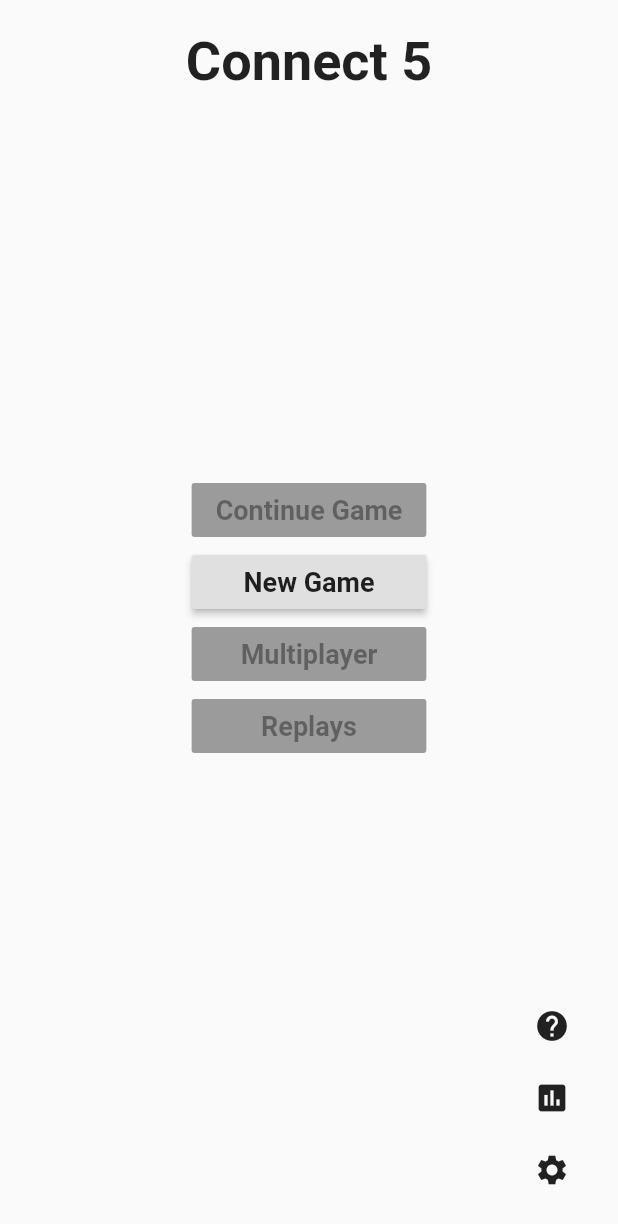
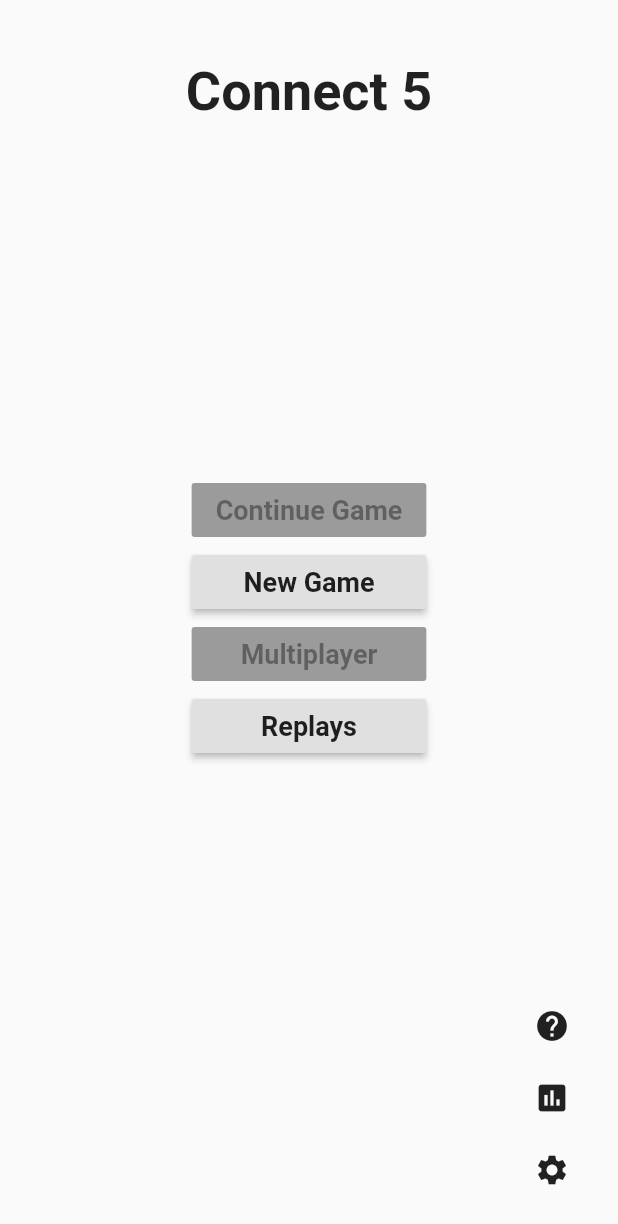
Before and after one commit to PeterKeDer/connect-5-flutter, a Flutter app: the screen it shows after launch, on a phone screen of 412 x 824 dp. Shown: the top 1224 px of the screen. Run offline on Flutter 3.47's test engine with Material 2 defaults, Android fonts, the phone set to English and light mode, and no system bars.

Commit message:
Save finished games as replay

```diff
--- a/lib/components/board_spot_painter.dart
+++ b/lib/components/board_spot_painter.dart
@@ -29,6 +29,12 @@ class BoardSpotPainter extends ChangeNotifier {
   void addPieceAnimated(Side side) {
     _pieceSide = side;
     _animatePiece(1);
+  }
+
+  void addPiece(Side side) {
+    _pieceSide = side;
+    _pieceProgress = 1;
+    notifyListeners();
   }
 
   void removePieceAnimated() => _animatePiece(0);
--- a/lib/controllers/game_controller.dart
+++ b/lib/controllers/game_controller.dart
@@ -13,6 +13,11 @@ abstract class GameController extends ChangeNotifier {
   void tap(Point point);
   void undo();
   void moveBoard();
+
+  VoidCallback gameEventListener;
+  void onGameEvent(VoidCallback listener) {
+    gameEventListener = listener;
+  }
 }
 
 mixin BoardSpotPaintersMixin on GameController {
--- a/lib/controllers/local_bot.dart
+++ b/lib/controllers/local_bot.dart
@@ -75,6 +75,7 @@ class LocalBotGameController extends GameController with BoardSpotPaintersMixin
         highlightPoints(winner.points);
       }
 
+      gameEventListener();
       notifyListeners();
 
       if (game.currentSide == botSide && !game.isFinished) {
--- a/lib/controllers/local_two_player.dart
+++ b/lib/controllers/local_two_player.dart
@@ -41,6 +41,7 @@ class LocalTwoPlayerGameController extends GameController with BoardSpotPainters
         highlightPoints(winner.points);
       }
 
+      gameEventListener();
       notifyListeners();
 
     } on GameError catch (error) {
@@ -59,6 +60,7 @@ class LocalTwoPlayerGameController extends GameController with BoardSpotPainters
   void undo() {
     try {
       game.undoStep();
+      gameEventListener();
       notifyListeners();
 
     } on GameError catch (error) {
--- a/lib/main.dart
+++ b/lib/main.dart
@@ -1,13 +1,17 @@
 import 'package:connect_5/helpers/storage_manager.dart';
 import 'package:connect_5/pages/start_page.dart';
 import 'package:flutter/material.dart';
+import 'package:flutter/services.dart';
 import 'package:provider/provider.dart';
+
 
 void main() => runApp(Connect5App());
 
 class Connect5App extends StatelessWidget {
   @override
   Widget build(BuildContext context) {
+    SystemChrome.setEnabledSystemUIOverlays([]);
+
     return ChangeNotifierProvider<GameStorageManager>.value(
       value: GameStorageManager(),
       child: MaterialApp(
--- a/lib/models/game.dart
+++ b/lib/models/game.dart
@@ -110,7 +110,7 @@ class Game {
   );
 
   /// Get GameData from game
-  GameData getGameData(GameMode gameMode) => GameData(board.size, initialSide, steps, gameMode);
+  GameData getGameData(GameMode gameMode) => GameData(board.size, initialSide, steps, gameMode, winner?.side);
 
   /// Add a step, throws spotTaken error if spot is not empty
   void addStep(Point point, {bool addToSteps = true}) {
--- a/lib/models/game_mode.dart
+++ b/lib/models/game_mode.dart
@@ -4,7 +4,7 @@ enum GameMode {
   twoPlayers, blackBot, whiteBot
 }
 
-const GAME_MODES = [
+const LOCAL_GAME_MODES = [
   GameMode.twoPlayers,
   GameMode.blackBot,
   GameMode.whiteBot
--- a/lib/models/storable_games.dart
+++ b/lib/models/storable_games.dart
@@ -6,14 +6,16 @@ class GameData {
   Side initialSide;
   List<Point> steps;
   GameMode gameMode;
+  Side winner;
 
-  GameData(this.boardSize, this.initialSide, this.steps, this.gameMode);
+  GameData(this.boardSize, this.initialSide, this.steps, this.gameMode, this.winner);
 
   GameData.fromJson(Map<String, dynamic> json)
     : boardSize = json['boardSize'],
       initialSide = sideFromString(json['initialSide']),
       steps = List<Point>.from(json['steps'].map((point) => Point(point['x'], point['y']))),
-      gameMode = gameModeFromString(json['gameMode']);
+      gameMode = gameModeFromString(json['gameMode']),
+      winner = json['winner'] != null ? sideFromString(json['winner']) : null;
 
   Map<String, dynamic> toJson() => {
     'boardSize': boardSize,
@@ -22,7 +24,8 @@ class GameData {
       'x': point.x,
       'y': point.y
     }).toList(),
-    'gameMode': gameMode.toString()
+    'gameMode': gameMode.toString(),
+    'winner': winner?.toString()
   };
 }
 
@@ -38,6 +41,6 @@ class StorableGames {
 
   Map<String, dynamic> toJson() => {
     'lastGame': lastGame?.toJson(),
-    'replays': replays.map((game) => game.toString()).toList()
+    'replays': replays.map((game) => game.toJson()).toList()
   };
 }
--- a/lib/pages/start_page.dart
+++ b/lib/pages/start_page.dart
@@ -3,6 +3,7 @@ import 'package:connect_5/helpers/storage_manager.dart';
 import 'package:connect_5/models/game.dart';
 import 'package:connect_5/models/game_mode.dart';
 import 'package:connect_5/pages/game_page.dart';
+import 'package:connect_5/pages/replays_page.dart';
 import 'package:flutter/material.dart';
 import 'package:provider/provider.dart';
 
@@ -34,7 +35,7 @@ class _StartPageState extends State<StartPage> {
   void _handleNewGameButtonPressed() {
     PopupActionSheet(
       title: 'Start New Game',
-      items: GAME_MODES.map((gameMode) => PopupActionSheetItem(
+      items: LOCAL_GAME_MODES.map((gameMode) => PopupActionSheetItem(
         leading: getIcon(gameMode),
         text: getString(gameMode),
         onTap: () => _startGame(gameMode)
@@ -42,12 +43,22 @@ class _StartPageState extends State<StartPage> {
     ).show(context);
   }
 
+  /// Start a game with game mode, and optionally game (null for create new game)
   void _startGame(GameMode gameMode, {Game game}) {
     Navigator.push(
       context,
       MaterialPageRoute(
         builder: (_) => GamePage(gameMode, game: game),
         fullscreenDialog: true, // Prevents swipe back
+      )
+    );
+  }
+
+  void _handleReplaysButtonPressed() {
+    Navigator.push(
+      context,
+      MaterialPageRoute(
+        builder: (_) => ReplaysPage()
       )
     );
   }
@@ -73,7 +84,7 @@ class _StartPageState extends State<StartPage> {
         child: Stack(
           children: <Widget>[
             Positioned(
-              top: 20,
+              top: 40,
               left: 0,
               right: 0,
               child: Text(
@@ -95,7 +106,7 @@ class _StartPageState extends State<StartPage> {
                       _buildButton('Continue Game', storageManger.games?.lastGame == null ? null : _handleContinueGameButtonPressed),
                       _buildButton('New Game', _handleNewGameButtonPressed),
                       _buildButton('Multiplayer', null),
-                      _buildButton('Replays', null),
+                      _buildButton('Replays', _handleReplaysButtonPressed),
                     ],
                   ),
                 ),
```
Also changed, not shown: lib/components/board_painter.dart (+6 -2 lines), lib/helpers/storage_manager.dart (+11 -0 lines), lib/pages/game_page.dart (+8 -3 lines), lib/pages/replays_page.dart (added, +84 -0 lines), 1 other file.
